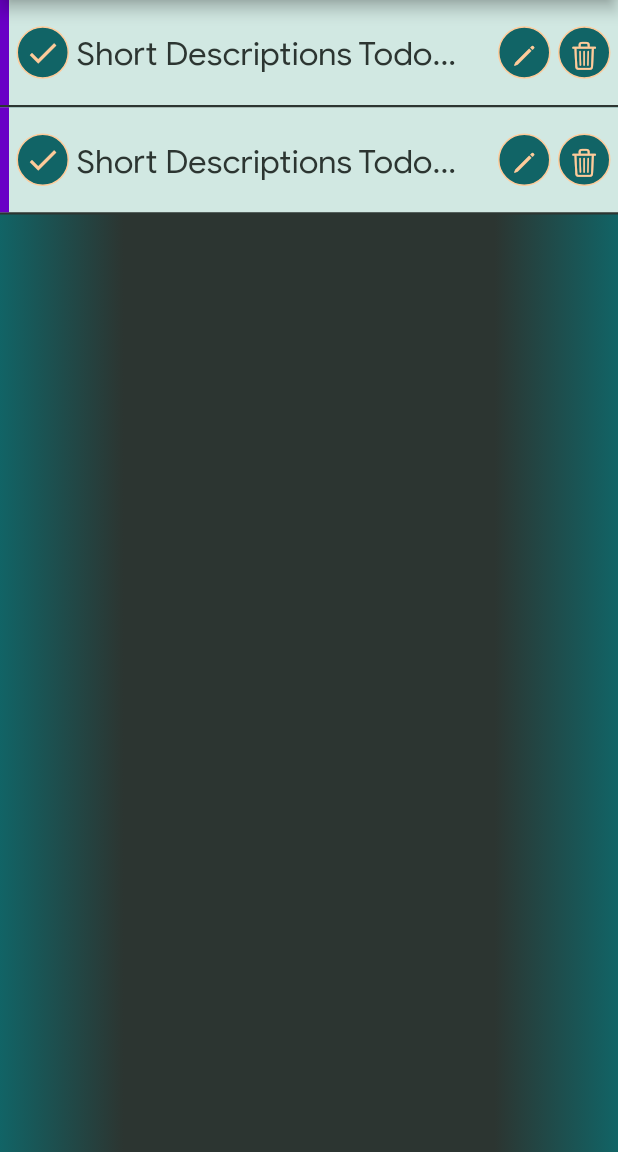
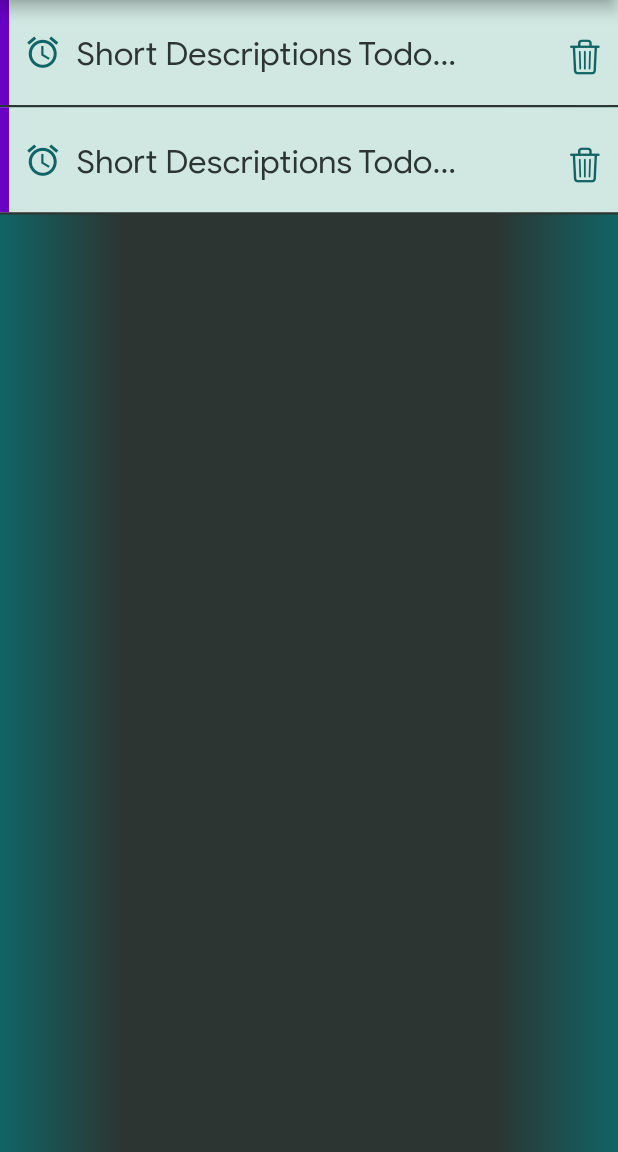
Before and after one commit to yakut54/todolist, a Flutter app: the screen it shows after launch, on a phone screen of 412 x 824 dp, the part 84-1236 px from its top. Run offline on Flutter 3.47's test engine with Material 2 defaults, Android fonts, the phone set to English and light mode, and no system bars; drawn by our look-alikes of roundcheckbox.

Commit message:
day 5 change tile delete edit

```diff
--- a/lib/screens/todo_list_screen/ui/tile.dart
+++ b/lib/screens/todo_list_screen/ui/tile.dart
@@ -77,44 +77,19 @@ class _TaleBtnState extends State<TaleBtn> {
                 mainAxisAlignment: MainAxisAlignment.center,
                 children: [
                   Container(
-                    width: TileIcons.size,
-                    height: TileIcons.size,
-                    decoration: BoxDecoration(
-                      color: GeneralColors.darkTurquoise,
-                      borderRadius: BorderRadius.circular(50),
-                      border: Border.all(
-                        width: 1,
-                        color: GeneralColors.orangePeach,
-                      ),
-                    ),
-                    child: IconButton(
-                      icon: const Icon(
-                        CupertinoIcons.pencil,
-                        color: GeneralColors.orangePeach,
-                        size: 20,
-                      ),
-                      onPressed: () {},
-                    ),
-                  ),
-                  Container(
                     margin: const EdgeInsets.only(
                       left: 5,
                     ),
                     width: TileIcons.size,
                     height: TileIcons.size,
-                    decoration: BoxDecoration(
-                      color: GeneralColors.darkTurquoise,
-                      borderRadius: BorderRadius.circular(50),
-                      border: Border.all(
-                        width: 1,
-                        color: GeneralColors.orangePeach,
-                      ),
+                    decoration: const BoxDecoration(
+                      shape: BoxShape.circle,
                     ),
                     child: IconButton(
                       icon: const Icon(
                         CupertinoIcons.delete,
-                        color: GeneralColors.orangePeach,
-                        size: 20,
+                        color: GeneralColors.darkTurquoise,
+                        size: 25,
                       ),
                       onPressed: () {},
                     ),
--- a/lib/widgets/ui/checkbox.dart
+++ b/lib/widgets/ui/checkbox.dart
@@ -14,21 +14,22 @@ class CheckboxWidget extends StatelessWidget {
         RoundCheckBox(
           border: Border.all(
             width: 1,
-            color: GeneralColors.orangePeach,
+            color: const Color.fromARGB(0, 17, 101, 102),
           ),
           onTap: (selected) {
             print('RoundCheckBox');
           },
-          uncheckedColor: GeneralColors.darkTurquoise,
           uncheckedWidget: const Icon(
             Icons.alarm,
-            color: GeneralColors.orangePeach,
+            color: GeneralColors.darkTurquoise,
+            size: 25,
           ),
-          isChecked: true,
-          size: 35,
+          isChecked: false,
+          size: 30,
           checkedWidget: const Icon(
             Icons.check,
             color: GeneralColors.orangePeach,
+            size: 20,
           ),
           checkedColor: GeneralColors.darkTurquoise,
           animationDuration: const Duration(
```
